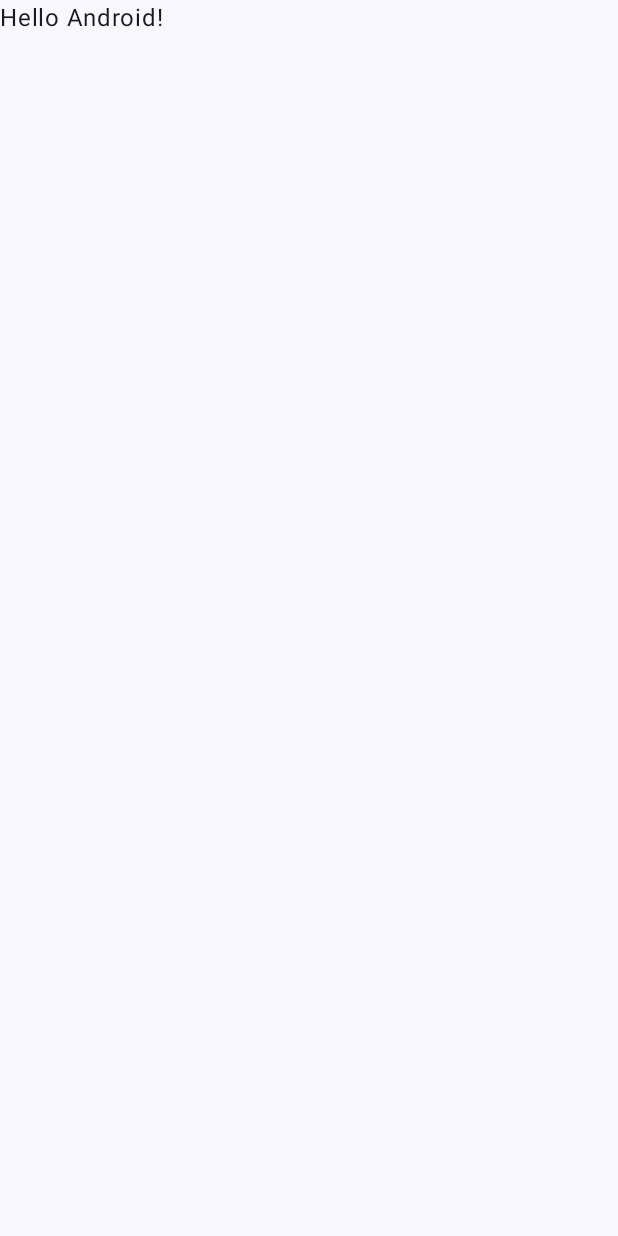
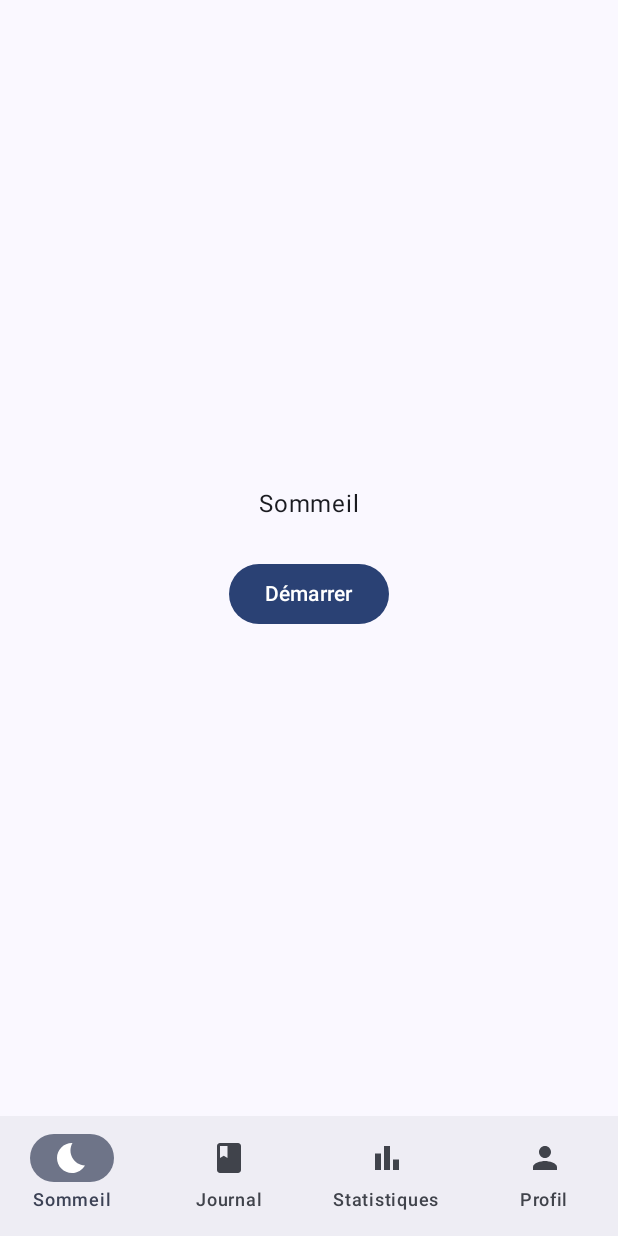
Before and after one commit to inesrbn/projet_libre_ronflometre, an Android app built with Jetpack Compose: the screen it shows after launch (MainActivity), on a phone screen of 412 x 824 dp. Before the commit the screen is almost empty. Run offline under Robolectric (Android 15) with nearby library versions, the phone set to English and light mode, and no system bars.

Commit message:
navigation et barre du bas

```diff
--- a/app/build.gradle.kts
+++ b/app/build.gradle.kts
@@ -44,6 +44,8 @@ dependencies {
     implementation(libs.androidx.compose.ui.tooling.preview)
     implementation(libs.androidx.core.ktx)
     implementation(libs.androidx.lifecycle.runtime.ktx)
+    implementation(libs.androidx.navigation.compose)
+    implementation(libs.androidx.navigation.runtime.ktx)
     testImplementation(libs.junit)
     androidTestImplementation(platform(libs.androidx.compose.bom))
     androidTestImplementation(libs.androidx.compose.ui.test.junit4)
@@ -51,4 +53,6 @@ dependencies {
     androidTestImplementation(libs.androidx.junit)
     debugImplementation(libs.androidx.compose.ui.test.manifest)
     debugImplementation(libs.androidx.compose.ui.tooling)
+    implementation(libs.androidx.navigation.compose)
+    implementation(libs.androidx.compose.material.icons.extended)
 }
--- a/app/src/main/java/com/example/ronflometre/MainActivity.kt
+++ b/app/src/main/java/com/example/ronflometre/MainActivity.kt
@@ -9,8 +9,14 @@ import androidx.compose.foundation.layout.padding
 import androidx.compose.material3.Scaffold
 import androidx.compose.material3.Text
 import androidx.compose.runtime.Composable
+import androidx.compose.runtime.getValue
 import androidx.compose.ui.Modifier
 import androidx.compose.ui.tooling.preview.Preview
+import androidx.navigation.compose.currentBackStackEntryAsState
+import androidx.navigation.compose.rememberNavController
+import com.example.ronflometre.navigation.BarreDuBas
+import com.example.ronflometre.navigation.NavGraph
+import com.example.ronflometre.navigation.Routes
 import com.example.ronflometre.ui.theme.RonflometreTheme
 
 class MainActivity : ComponentActivity() {
@@ -19,9 +25,22 @@ class MainActivity : ComponentActivity() {
         enableEdgeToEdge()
         setContent {
             RonflometreTheme {
-                Scaffold(modifier = Modifier.fillMaxSize()) { innerPadding ->
-                    Greeting(
-                        name = "Android",
+                // un seul navController, partagé par la barre du bas et le NavGraph
+                val navController = rememberNavController()
+                val entreeActuelle by navController.currentBackStackEntryAsState()
+                val routeActuelle = entreeActuelle?.destination?.route
+
+                Scaffold(
+                    modifier = Modifier.fillMaxSize(),
+                    bottomBar = {
+                        // pas de barre pendant la nuit
+                        if (routeActuelle != Routes.NUIT) {
+                            BarreDuBas(navController)
+                        }
+                    }
+                ) { innerPadding ->
+                    NavGraph(
+                        navController = navController,
                         modifier = Modifier.padding(innerPadding)
                     )
                 }
@@ -29,19 +48,3 @@ class MainActivity : ComponentActivity() {
         }
     }
 }
-
-@Composable
-fun Greeting(name: String, modifier: Modifier = Modifier) {
-    Text(
-        text = "Hello $name!",
-        modifier = modifier
-    )
-}
-
-@Preview(showBackground = true)
-@Composable
-fun GreetingPreview() {
-    RonflometreTheme {
-        Greeting("Android")
-    }
-}
--- /dev/null
+++ b/app/src/main/java/com/example/ronflometre/navigation/BarreDuBas.kt
@@ -0,0 +1,55 @@
+package com.example.ronflometre.navigation
+
+import androidx.compose.material.icons.Icons
+import androidx.compose.material.icons.filled.BarChart
+import androidx.compose.material.icons.filled.Bedtime
+import androidx.compose.material.icons.filled.Book
+import androidx.compose.material.icons.filled.Person
+import androidx.compose.material3.Icon
+import androidx.compose.material3.NavigationBar
+import androidx.compose.material3.NavigationBarItem
+import androidx.compose.material3.Text
+import androidx.compose.runtime.Composable
+import androidx.compose.runtime.getValue
+import androidx.compose.ui.graphics.vector.ImageVector
+import androidx.navigation.NavGraph.Companion.findStartDestination
+import androidx.navigation.NavHostController
+import androidx.navigation.compose.currentBackStackEntryAsState
+
+// Un onglet de la barre : sa route, son texte, son icône
+data class Onglet(val route: String, val titre: String, val icone: ImageVector)
+
+// Les onglets
+val onglets = listOf(
+    Onglet(Routes.SOMMEIL, "Sommeil", Icons.Filled.Bedtime),
+    Onglet(Routes.JOURNAL, "Journal", Icons.Filled.Book),
+    Onglet(Routes.STATISTIQUES, "Statistiques", Icons.Filled.BarChart),
+    Onglet(Routes.PROFIL, "Profil", Icons.Filled.Person)
+)
+
+@Composable
+fun BarreDuBas(navController: NavHostController) {
+    // la route de l'écran affiché : se met à jour à chaque navigation
+    val entreeActuelle by navController.currentBackStackEntryAsState()
+    val routeActuelle = entreeActuelle?.destination?.route
+
+    NavigationBar {
+        onglets.forEach { onglet ->
+            NavigationBarItem(
+                selected = routeActuelle == onglet.route,
+                onClick = {
+                    navController.navigate(onglet.route) {
+                        // on revient au premier écran au lieu d'empiler les onglets
+                        popUpTo(navController.graph.findStartDestination().id) {
+                            saveState = true
+                        }
+                        launchSingleTop = true   // pas de deuxième copie si on est déjà dessus
+                        restoreState = true      // on retrouve l'onglet comme on l'avait laissé
+                    }
+                },
+                icon = { Icon(onglet.icone, contentDescription = onglet.titre) },
+                label = { Text(onglet.titre) }
+            )
+        }
+    }
+}
--- /dev/null
+++ b/app/src/main/java/com/example/ronflometre/navigation/NavGraph.kt
@@ -0,0 +1,57 @@
+package com.example.ronflometre.navigation
+
+import androidx.compose.runtime.Composable
+import androidx.compose.ui.Modifier
+import androidx.navigation.NavHostController
+import androidx.navigation.compose.NavHost
+import androidx.navigation.compose.composable
+import androidx.navigation.compose.rememberNavController
+import com.example.ronflometre.ui.screens.JournalScreen
+import com.example.ronflometre.ui.screens.NuitScreen
+import com.example.ronflometre.ui.screens.ProfilScreen
+import com.example.ronflometre.ui.screens.SommeilScreen
+import com.example.ronflometre.ui.screens.StatistiquesScreen
+
+object Routes {
+
+    const val NUIT = "nuit"
+
+    const val JOURNAL = "journal"
+
+    const val STATISTIQUES = "statistiques"
+
+    const val SOMMEIL = "sommeil"
+
+    const val PROFIL = "profil"
+
+}
+
+// Associe chaque route à son écran
+@Composable
+fun NavGraph(
+    modifier: Modifier = Modifier,
+    navController: NavHostController = rememberNavController(),
+    startDestination: String = Routes.SOMMEIL) {
+
+    NavHost(
+        navController = navController,
+        startDestination = startDestination,
+        modifier = modifier
+    )  {
+        composable(Routes.SOMMEIL) {
+            SommeilScreen(
+                // le bouton Démarrer ouvre l'écran de la nuit
+                onDemarrer = { navController.navigate(Routes.NUIT) }
+            )
+        }
+        composable(Routes.JOURNAL) { JournalScreen() }
+        composable(Routes.STATISTIQUES) { StatistiquesScreen() }
+        composable(Routes.PROFIL) { ProfilScreen() }
+        composable(Routes.NUIT) {
+            NuitScreen(
+                // le bouton Arrêter revient à l'écran précédent (Sommeil)
+                onArreter = { navController.popBackStack() }
+            )
+        }
+    }
+}
--- /dev/null
+++ b/app/src/main/java/com/example/ronflometre/ui/screens/SommeilScreen.kt
@@ -0,0 +1,34 @@
+package com.example.ronflometre.ui.screens
+
+import androidx.compose.foundation.layout.Arrangement
+import androidx.compose.foundation.layout.Column
+import androidx.compose.foundation.layout.Spacer
+import androidx.compose.foundation.layout.fillMaxSize
+import androidx.compose.foundation.layout.height
+import androidx.compose.material3.Button
+import androidx.compose.material3.Text
+import androidx.compose.runtime.Composable
+import androidx.compose.ui.Alignment
+import androidx.compose.ui.Modifier
+import androidx.compose.ui.tooling.preview.Preview
+import androidx.compose.ui.unit.dp
+import com.example.ronflometre.ui.theme.RonflometreTheme
+
+@Composable
+fun SommeilScreen(modifier: Modifier = Modifier, onDemarrer: () -> Unit = {}) {
+    Column(
+        modifier = modifier.fillMaxSize(),
+        verticalArrangement = Arrangement.Center,
+        horizontalAlignment = Alignment.CenterHorizontally
+    ) {
+        Text(text = "Sommeil")
+        Spacer(Modifier.height(24.dp))
+        Button(onClick = onDemarrer) { Text("Démarrer") }
+    }
+}
+
+@Preview(showBackground = true)
+@Composable
+fun SommeilScreenPreview() {
+    RonflometreTheme { SommeilScreen() }
+}
--- a/gradle/libs.versions.toml
+++ b/gradle/libs.versions.toml
@@ -8,6 +8,9 @@ lifecycleRuntimeKtx = "2.11.0"
 activityCompose = "1.13.0"
 kotlin = "2.2.10"
 composeBom = "2026.02.01"
+navigationRuntimeKtx = "2.10.2"
+navigationCompose = "2.9.0"
+materialIconsExtended = "1.7.8"
 
 [libraries]
 androidx-core-ktx = { group = "androidx.core", name = "core-ktx", version.ref = "coreKtx" }
@@ -24,6 +27,9 @@ androidx-compose-ui-tooling-preview = { group = "androidx.compose.ui", name = "u
 androidx-compose-ui-test-manifest = { group = "androidx.compose.ui", name = "ui-test-manifest" }
 androidx-compose-ui-test-junit4 = { group = "androidx.compose.ui", name = "ui-test-junit4" }
 androidx-compose-material3 = { group = "androidx.compose.material3", name = "material3" }
+androidx-navigation-runtime-ktx = { group = "androidx.navigation", name = "navigation-runtime-ktx", version.ref = "navigationRuntimeKtx" }
+androidx-navigation-compose = { group = "androidx.navigation", name = "navigation-compose", version.ref = "navigationCompose" }
+androidx-compose-material-icons-extended = { group = "androidx.compose.material", name = "material-icons-extended", version.ref = "materialIconsExtended" }
 
 [plugins]
 android-application = { id = "com.android.application", version.ref = "agp" }
```
Also changed, not shown: app/src/main/java/com/example/ronflometre/ui/screens/JournalScreen.kt (added, +28 -0 lines), app/src/main/java/com/example/ronflometre/ui/screens/NuitScreen.kt (added, +35 -0 lines), app/src/main/java/com/example/ronflometre/ui/screens/ProfilScreen.kt (added, +28 -0 lines), app/src/main/java/com/example/ronflometre/ui/screens/StatistiquesScreen.kt (added, +27 -0 lines).
